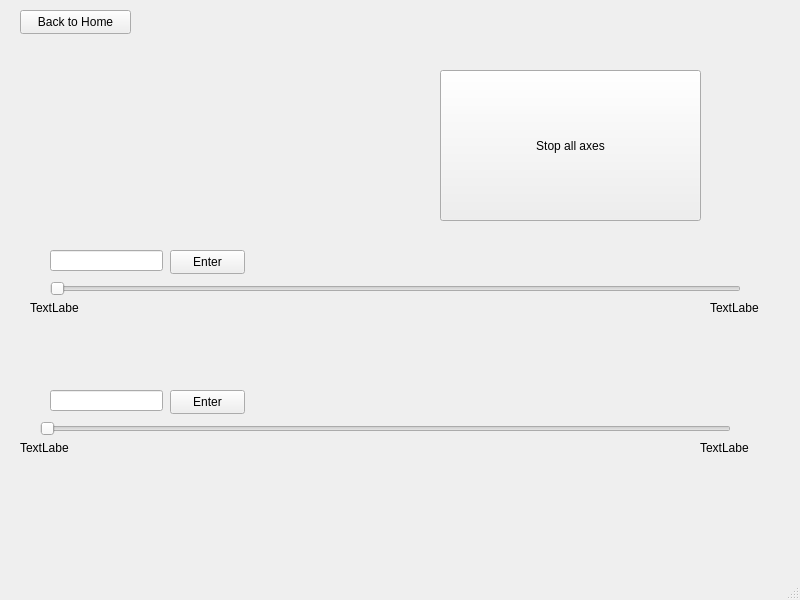
rferrer12/AutoTests, file FreeWindow.ui: the form before one commit.
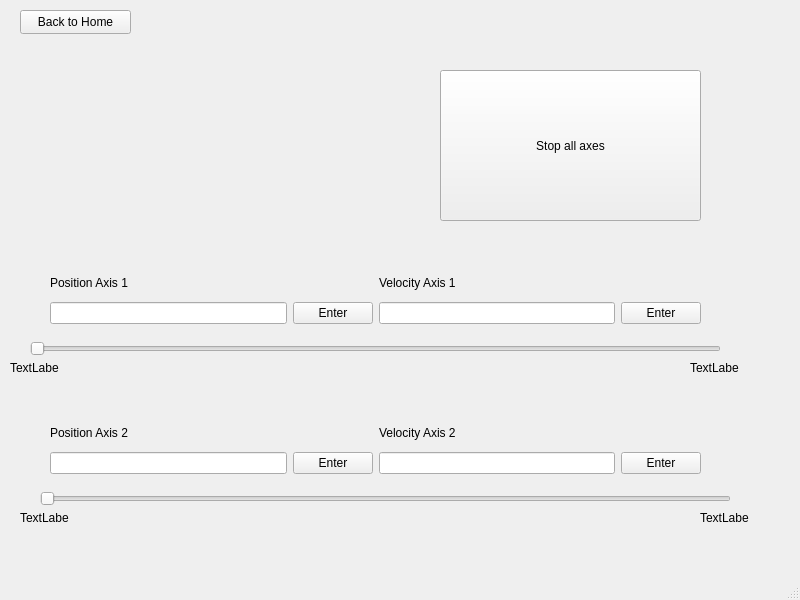
The form after the commit.

Diff of the .ui file:
```diff
--- a/FreeWindow.ui
+++ b/FreeWindow.ui
@@ -17,8 +17,8 @@
    <widget class="QSlider" name="axis1Slider">
     <property name="geometry">
      <rect>
-      <x>50</x>
-      <y>280</y>
+      <x>30</x>
+      <y>340</y>
       <width>691</width>
       <height>18</height>
      </rect>
@@ -43,8 +43,8 @@
    <widget class="QLabel" name="minPos1Label">
     <property name="geometry">
      <rect>
-      <x>30</x>
-      <y>300</y>
+      <x>10</x>
+      <y>360</y>
       <width>49</width>
       <height>16</height>
      </rect>
@@ -56,8 +56,8 @@
    <widget class="QLabel" name="maxPos1Label">
     <property name="geometry">
      <rect>
-      <x>710</x>
-      <y>300</y>
+      <x>690</x>
+      <y>360</y>
       <width>49</width>
       <height>16</height>
      </rect>
@@ -66,34 +66,11 @@
      <string>TextLabel</string>
     </property>
    </widget>
-   <widget class="QLineEdit" name="pos1lineEdit">
-    <property name="geometry">
-     <rect>
-      <x>50</x>
-      <y>250</y>
-      <width>113</width>
-      <height>21</height>
-     </rect>
-    </property>
-   </widget>
-   <widget class="QPushButton" name="setPos1Button">
-    <property name="geometry">
-     <rect>
-      <x>170</x>
-      <y>250</y>
-      <width>75</width>
-      <height>24</height>
-     </rect>
-    </property>
-    <property name="text">
-     <string>Enter</string>
-    </property>
-   </widget>
    <widget class="QLabel" name="maxPos2Label">
     <property name="geometry">
      <rect>
       <x>700</x>
-      <y>440</y>
+      <y>510</y>
       <width>49</width>
       <height>16</height>
      </rect>
@@ -106,7 +83,7 @@
     <property name="geometry">
      <rect>
       <x>40</x>
-      <y>420</y>
+      <y>490</y>
       <width>691</width>
       <height>18</height>
      </rect>
@@ -119,7 +96,7 @@
     <property name="geometry">
      <rect>
       <x>20</x>
-      <y>440</y>
+      <y>510</y>
       <width>49</width>
       <height>16</height>
      </rect>
@@ -128,29 +105,6 @@
      <string>TextLabel</string>
     </property>
    </widget>
-   <widget class="QLineEdit" name="pos2lineEdit">
-    <property name="geometry">
-     <rect>
-      <x>50</x>
-      <y>390</y>
-      <width>113</width>
-      <height>21</height>
-     </rect>
-    </property>
-   </widget>
-   <widget class="QPushButton" name="setPos2Button">
-    <property name="geometry">
-     <rect>
-      <x>170</x>
-      <y>390</y>
-      <width>75</width>
-      <height>24</height>
-     </rect>
-    </property>
-    <property name="text">
-     <string>Enter</string>
-    </property>
-   </widget>
    <widget class="QPushButton" name="stopButton">
     <property name="geometry">
      <rect>
@@ -164,6 +118,188 @@
      <string>Stop all axes</string>
     </property>
    </widget>
+   <widget class="QWidget" name="layoutWidget">
+    <property name="geometry">
+     <rect>
+      <x>50</x>
+      <y>420</y>
+      <width>651</width>
+      <height>54</height>
+     </rect>
+    </property>
+    <layout class="QVBoxLayout" name="verticalLayout_2">
+     <item>
+      <layout class="QHBoxLayout" name="horizontalLayout_8">
+       <item>
+        <widget class="QLabel" name="label_3">
+         <property name="text">
+          <string>Position Axis 2</string>
+         </property>
+        </widget>
+       </item>
+       <item>
+        <widget class="QLabel" name="label_4">
+         <property name="text">
+          <string>Velocity Axis 2</string>
+         </property>
+        </widget>
+       </item>
+      </layout>
+     </item>
+     <item>
+      <layout class="QHBoxLayout" name="horizontalLayout_9">
+       <item>
+        <layout class="QHBoxLayout" name="horizontalLayout_10">
+         <item>
+          <widget class="QLineEdit" name="pos2lineEdit">
+           <property name="sizePolicy">
+            <sizepolicy hsizetype="Expanding" vsizetype="Fixed">
+             <horstretch>0</horstretch>
+             <verstretch>0</verstretch>
+            </sizepolicy>
+           </property>
+          </widget>
+         </item>
+         <item>
+          <widget class="QPushButton" name="setPos2Button">
+           <property name="sizePolicy">
+            <sizepolicy hsizetype="Fixed" vsizetype="Fixed">
+             <horstretch>0</horstretch>
+             <verstretch>0</verstretch>
+            </sizepolicy>
+           </property>
+           <property name="text">
+            <string>Enter</string>
+           </property>
+          </widget>
+         </item>
+        </layout>
+       </item>
+       <item>
+        <layout class="QHBoxLayout" name="horizontalLayout_11">
+         <item>
+          <widget class="QLineEdit" name="vel2lineEdit">
+           <property name="sizePolicy">
+            <sizepolicy hsizetype="Expanding" vsizetype="Fixed">
+             <horstretch>0</horstretch>
+             <verstretch>0</verstretch>
+            </sizepolicy>
+           </property>
+           <property name="contextMenuPolicy">
+            <enum>Qt::NoContextMenu</enum>
+           </property>
+          </widget>
+         </item>
+         <item>
+          <widget class="QPushButton" name="setVel2Button">
+           <property name="sizePolicy">
+            <sizepolicy hsizetype="Fixed" vsizetype="Fixed">
+             <horstretch>0</horstretch>
+             <verstretch>0</verstretch>
+            </sizepolicy>
+           </property>
+           <property name="text">
+            <string>Enter</string>
+           </property>
+          </widget>
+         </item>
+        </layout>
+       </item>
+      </layout>
+     </item>
+    </layout>
+   </widget>
+   <widget class="QWidget" name="">
+    <property name="geometry">
+     <rect>
+      <x>50</x>
+      <y>270</y>
+      <width>651</width>
+      <height>54</height>
+     </rect>
+    </property>
+    <layout class="QVBoxLayout" name="verticalLayout">
+     <item>
+      <layout class="QHBoxLayout" name="horizontalLayout_4">
+       <item>
+        <widget class="QLabel" name="label">
+         <property name="text">
+          <string>Position Axis 1</string>
+         </property>
+        </widget>
+       </item>
+       <item>
+        <widget class="QLabel" name="label_2">
+         <property name="text">
+          <string>Velocity Axis 1</string>
+         </property>
+        </widget>
+       </item>
+      </layout>
+     </item>
+     <item>
+      <layout class="QHBoxLayout" name="horizontalLayout_3">
+       <item>
+        <layout class="QHBoxLayout" name="horizontalLayout_2">
+         <item>
+          <widget class="QLineEdit" name="pos1lineEdit">
+           <property name="sizePolicy">
+            <sizepolicy hsizetype="Expanding" vsizetype="Fixed">
+             <horstretch>0</horstretch>
+             <verstretch>0</verstretch>
+            </sizepolicy>
+           </property>
+          </widget>
+         </item>
+         <item>
+          <widget class="QPushButton" name="setPos1Button">
+           <property name="sizePolicy">
+            <sizepolicy hsizetype="Fixed" vsizetype="Fixed">
+             <horstretch>0</horstretch>
+             <verstretch>0</verstretch>
+            </sizepolicy>
+           </property>
+           <property name="text">
+            <string>Enter</string>
+           </property>
+          </widget>
+         </item>
+        </layout>
+       </item>
+       <item>
+        <layout class="QHBoxLayout" name="horizontalLayout">
+         <item>
+          <widget class="QLineEdit" name="vel1lineEdit">
+           <property name="sizePolicy">
+            <sizepolicy hsizetype="Expanding" vsizetype="Fixed">
+             <horstretch>0</horstretch>
+             <verstretch>0</verstretch>
+            </sizepolicy>
+           </property>
+           <property name="contextMenuPolicy">
+            <enum>Qt::NoContextMenu</enum>
+           </property>
+          </widget>
+         </item>
+         <item>
+          <widget class="QPushButton" name="setVel1Button">
+           <property name="sizePolicy">
+            <sizepolicy hsizetype="Fixed" vsizetype="Fixed">
+             <horstretch>0</horstretch>
+             <verstretch>0</verstretch>
+            </sizepolicy>
+           </property>
+           <property name="text">
+            <string>Enter</string>
+           </property>
+          </widget>
+         </item>
+        </layout>
+       </item>
+      </layout>
+     </item>
+    </layout>
+   </widget>
   </widget>
   <widget class="QMenuBar" name="menubar">
    <property name="geometry">
```
